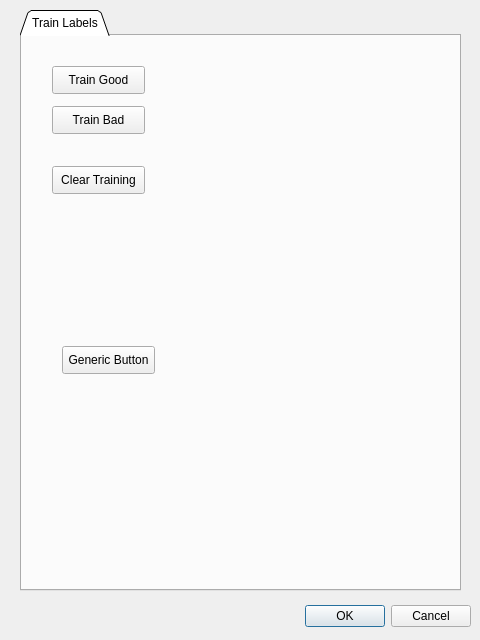
This is QDialog_Training.ui in JohnStranzl/GRIME-AI as Qt 5 draws it before an edit. The edited form follows.
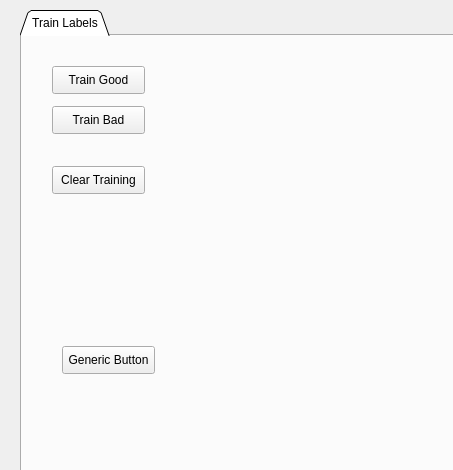
This is the edited form.

```diff
--- a/QDialog_Training.ui
+++ b/QDialog_Training.ui
@@ -6,8 +6,8 @@
    <rect>
     <x>0</x>
     <y>0</y>
-    <width>480</width>
-    <height>640</height>
+    <width>453</width>
+    <height>470</height>
    </rect>
   </property>
   <property name="windowTitle">
```
